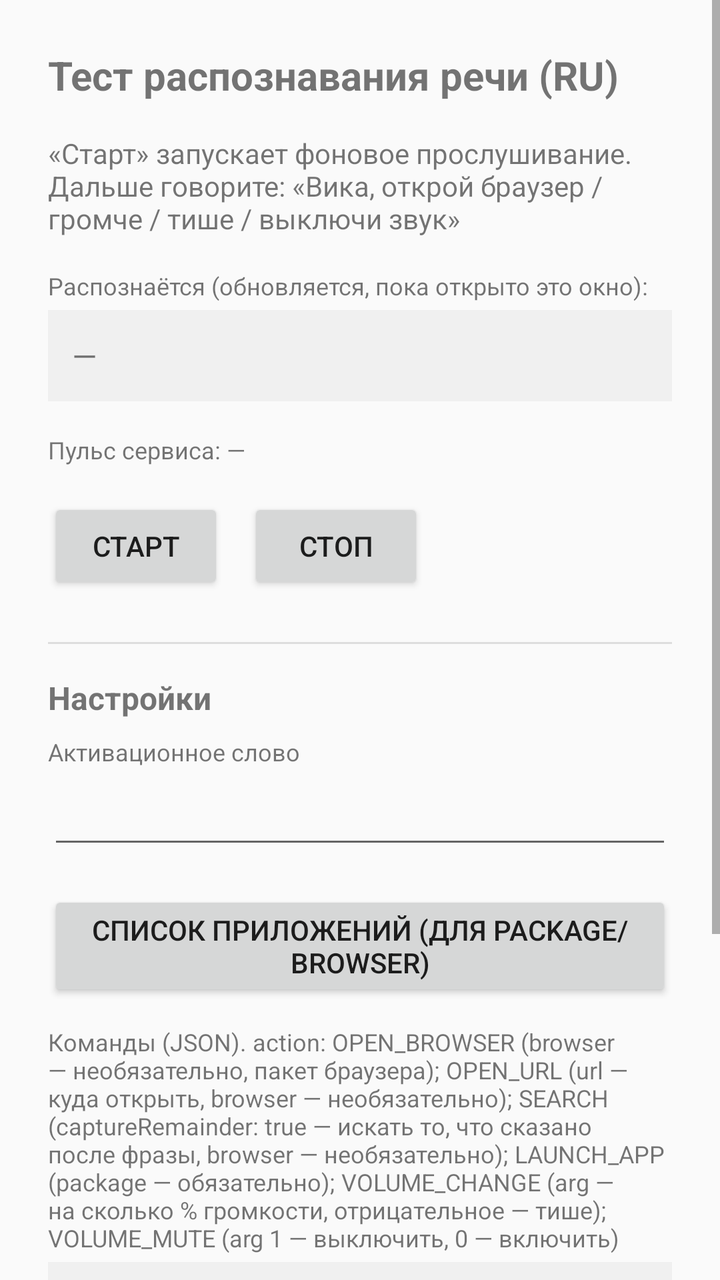
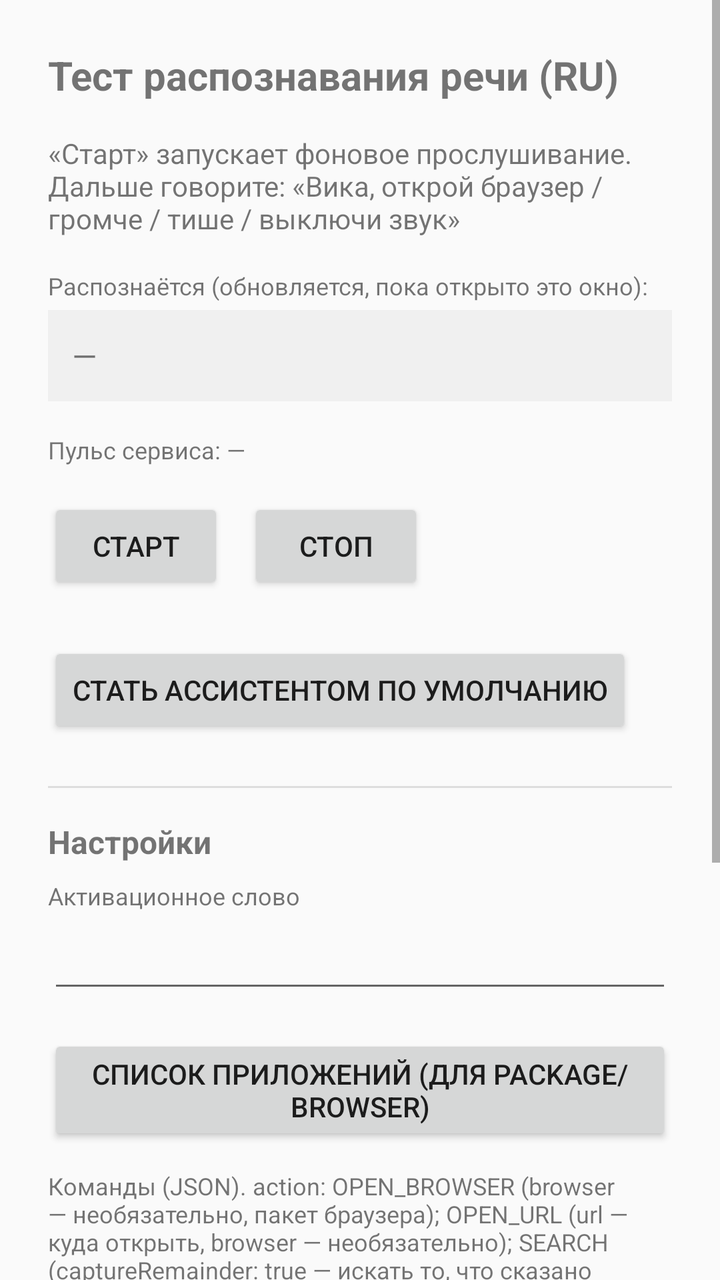

Screens rendered from an Android XML layout before and after an edit, with the pre-edit source and the edit as a unified diff.
<!-- AndroidManifest.xml: application theme android:Theme.Material.Light -->
<!-- res/layout/activity_main.xml -->
<?xml version="1.0" encoding="utf-8"?>
<ScrollView xmlns:android="http://schemas.android.com/apk/res/android"
    android:layout_width="match_parent"
    android:layout_height="match_parent">

    <LinearLayout
        android:layout_width="match_parent"
        android:layout_height="wrap_content"
        android:orientation="vertical"
        android:padding="24dp">

        <TextView
            android:id="@+id/titleText"
            android:layout_width="wrap_content"
            android:layout_height="wrap_content"
            android:text="Тест распознавания речи (RU)"
            android:textSize="20sp"
            android:textStyle="bold"
            android:layout_marginBottom="16dp" />

        <TextView
            android:id="@+id/statusText"
            android:layout_width="match_parent"
            android:layout_height="wrap_content"
            android:text="«Старт» запускает фоновое прослушивание. Дальше говорите: «Вика, открой браузер / громче / тише / выключи звук»"
            android:textSize="14sp"
            android:layout_marginBottom="16dp" />

        <TextView
            android:layout_width="wrap_content"
            android:layout_height="wrap_content"
            android:text="Распознаётся (обновляется, пока открыто это окно):"
            android:textSize="12sp"
            android:layout_marginBottom="4dp" />

        <TextView
            android:id="@+id/resultText"
            android:layout_width="match_parent"
            android:layout_height="wrap_content"
            android:text="—"
            android:textSize="16sp"
            android:padding="12dp"
            android:background="#f0f0f0"
            android:layout_marginBottom="16dp" />

        <TextView
            android:id="@+id/heartbeatText"
            android:layout_width="match_parent"
            android:layout_height="wrap_content"
            android:text="Пульс сервиса: —"
            android:textSize="12sp"
            android:layout_marginBottom="16dp" />

        <LinearLayout
            android:layout_width="wrap_content"
            android:layout_height="wrap_content"
            android:orientation="horizontal"
            android:layout_marginBottom="24dp">

            <Button
                android:id="@+id/startButton"
                android:layout_width="wrap_content"
                android:layout_height="wrap_content"
                android:text="Старт"
                android:layout_marginEnd="12dp" />

            <Button
                android:id="@+id/stopButton"
                android:layout_width="wrap_content"
                android:layout_height="wrap_content"
                android:text="Стоп" />
        </LinearLayout>

        <View
            android:layout_width="match_parent"
            android:layout_height="1dp"
            android:background="#dddddd"
            android:layout_marginBottom="16dp" />

        <TextView
            android:layout_width="wrap_content"
            android:layout_height="wrap_content"
            android:text="Настройки"
            android:textSize="16sp"
            android:textStyle="bold"
            android:layout_marginBottom="8dp" />

        <TextView
            android:layout_width="wrap_content"
            android:layout_height="wrap_content"
            android:text="Активационное слово"
            android:textSize="12sp"
            android:layout_marginBottom="4dp" />

        <EditText
            android:id="@+id/wakeWordInput"
            android:layout_width="match_parent"
            android:layout_height="wrap_content"
            android:inputType="text"
            android:layout_marginBottom="16dp" />

        <Button
            android:id="@+id/listAppsButton"
            android:layout_width="wrap_content"
            android:layout_height="wrap_content"
            android:text="Список приложений (для package/browser)"
            android:layout_marginBottom="12dp" />

        <TextView
            android:layout_width="wrap_content"
            android:layout_height="wrap_content"
            android:text="Команды (JSON). action: OPEN_BROWSER (browser — необязательно, пакет браузера); OPEN_URL (url — куда открыть, browser — необязательно); SEARCH (captureRemainder: true — искать то, что сказано после фразы, browser — необязательно); LAUNCH_APP (package — обязательно); VOLUME_CHANGE (arg — на сколько % громкости, отрицательное — тише); VOLUME_MUTE (arg 1 — выключить, 0 — включить)"
            android:textSize="12sp"
            android:layout_marginBottom="4dp" />

        <EditText
            android:id="@+id/commandsInput"
            android:layout_width="match_parent"
            android:layout_height="wrap_content"
            android:minLines="10"
            android:gravity="top|start"
            android:inputType="textMultiLine"
            android:typeface="monospace"
            android:textSize="12sp"
            android:background="#f0f0f0"
            android:padding="8dp"
            android:layout_marginBottom="16dp" />

        <LinearLayout
            android:layout_width="wrap_content"
            android:layout_height="wrap_content"
            android:orientation="horizontal">

            <Button
                android:id="@+id/saveButton"
                android:layout_width="wrap_content"
                android:layout_height="wrap_content"
                android:text="Сохранить настройки"
                android:layout_marginEnd="12dp" />

            <Button
                android:id="@+id/resetButton"
                android:layout_width="wrap_content"
                android:layout_height="wrap_content"
                android:text="Сбросить" />
        </LinearLayout>

    </LinearLayout>
</ScrollView>
<!-- resources referenced by this layout -->
<resources>

</resources>

<!-- the commit's change to res/layout/activity_main.xml (unified diff, before → after) -->
@@ -70,6 +70,13 @@
                 android:layout_height="wrap_content"
                 android:text="Стоп" />
         </LinearLayout>
+
+        <Button
+            android:id="@+id/assistantRoleButton"
+            android:layout_width="wrap_content"
+            android:layout_height="wrap_content"
+            android:text="Стать ассистентом по умолчанию"
+            android:layout_marginBottom="24dp" />
 
         <View
             android:layout_width="match_parent"
